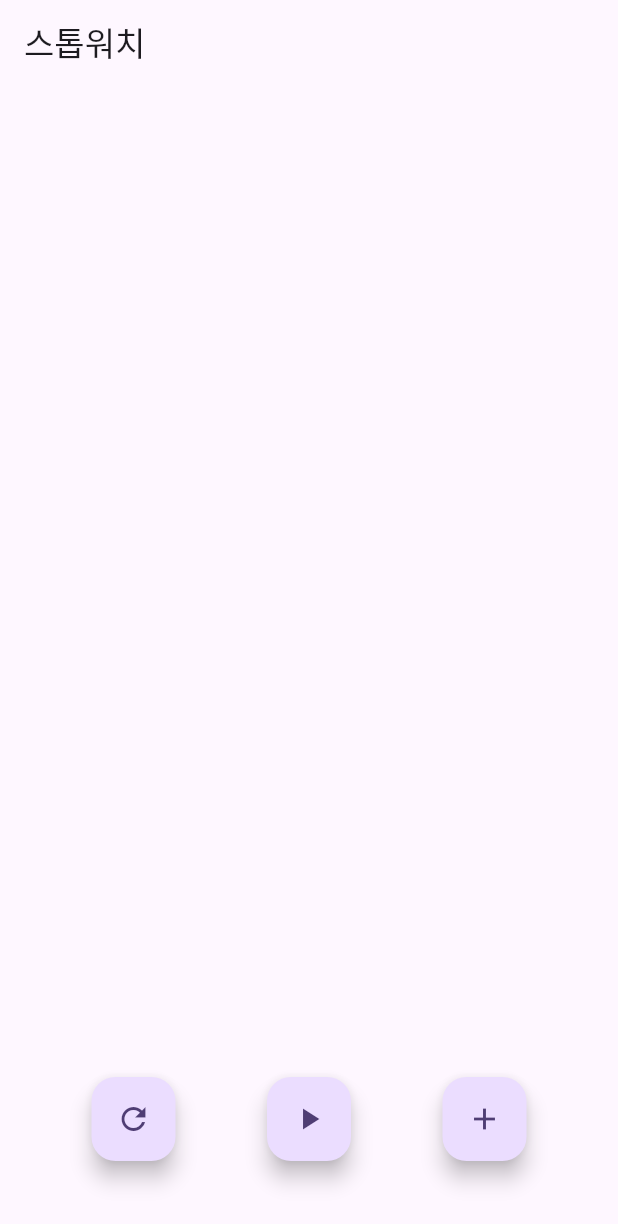
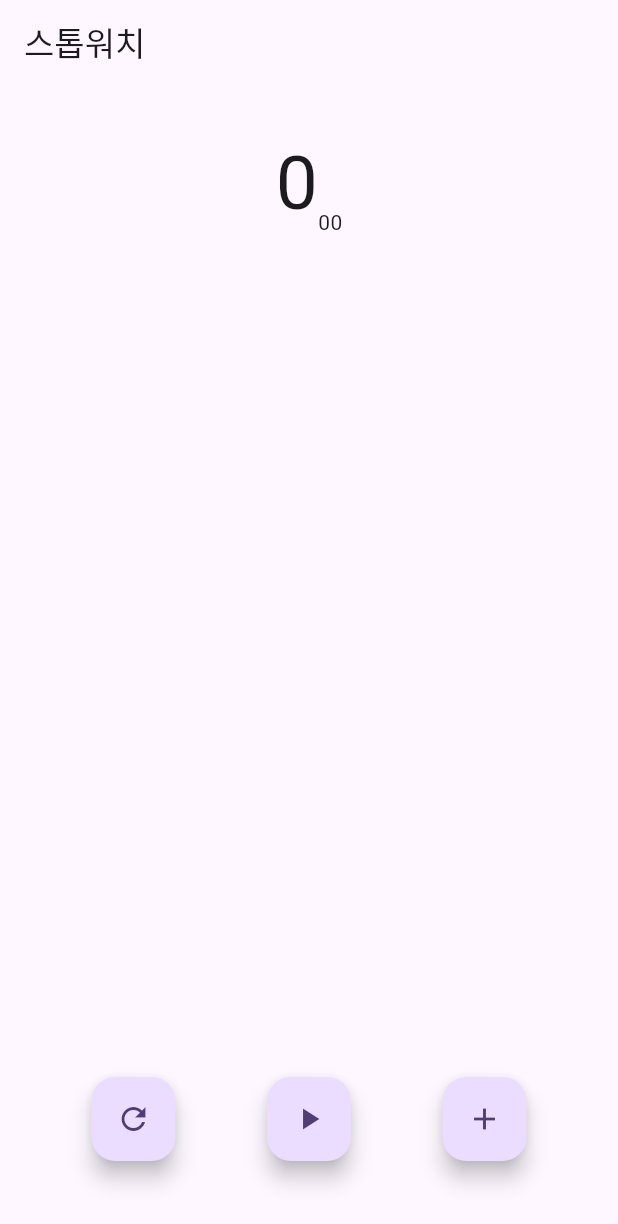
Before and after one commit to yeondooo/stop_watch, a Flutter app: the screen it shows after launch, on a phone screen of 412 x 824 dp. Shown: the top 1224 px of the screen. Run offline on Flutter 3.47's test engine with Material 2 defaults, Android fonts, the phone set to English and light mode, and no system bars.

Commit message:
069. 타이머 영역 UI 작성

```diff
--- a/lib/stop_watch_screen.dart
+++ b/lib/stop_watch_screen.dart
@@ -16,6 +16,20 @@ class _StopWatchScreenState extends State<StopWatchScreen> {
       ),
       body: Column(
         children: [
+          const SizedBox(height: 30),
+          const Row(
+            mainAxisAlignment: MainAxisAlignment.center,
+            crossAxisAlignment: CrossAxisAlignment.end,
+            children: [
+              Text(
+                '0',
+                style: TextStyle(fontSize: 50),
+              ),
+              Text(
+                '00',
+              ),
+            ],
+          ),
           const Spacer(),
           Row(
             mainAxisAlignment: MainAxisAlignment.spaceEvenly,
```
